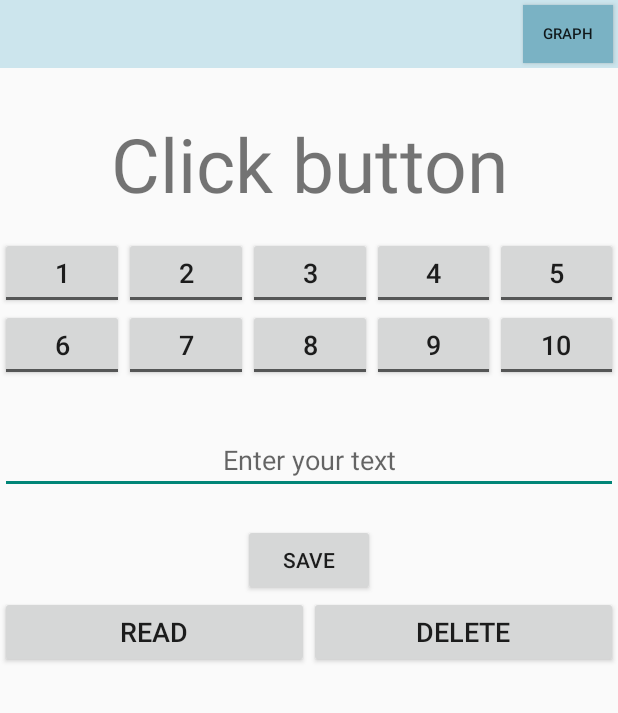
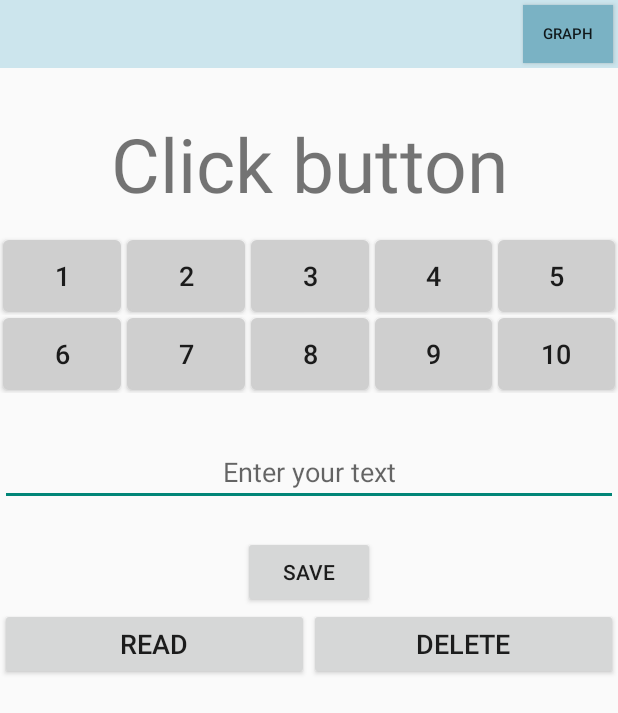
Before and after one commit to AlexandrMarikutsa/NewTestApp, an Android app: the screen it shows after launch (MainActivity), on a phone screen of 412 x 824 dp. Shown: the top 713 px of the screen. Run offline under Robolectric (Android 15) with nearby library versions, the phone set to English and light mode, and no system bars.

Commit message:
changed toggle buttons

```diff
--- a/app/src/main/java/com/demo/develop/newtestapp/MainActivity.java
+++ b/app/src/main/java/com/demo/develop/newtestapp/MainActivity.java
@@ -2,6 +2,7 @@ package com.demo.develop.newtestapp;
 
 import android.app.Activity;
 import android.content.Intent;
+import android.graphics.Color;
 import android.os.Bundle;
 import android.view.View;
 import android.widget.Button;
@@ -60,7 +61,7 @@ public class MainActivity extends Activity implements View.OnClickListener {
     private void initViews(){
         graph = (Button)findViewById(R.id.graph);
         for (int id : buttonIds) {
-            ToggleButton button = (ToggleButton) findViewById(id);
+            final ToggleButton button = (ToggleButton) findViewById(id);
             button.setOnCheckedChangeListener(new CompoundButton.OnCheckedChangeListener() {
                 @Override
                 public void onCheckedChanged(CompoundButton buttonView, boolean isChecked) {
--- /dev/null
+++ b/app/src/main/res/drawable/my_button.xml
@@ -0,0 +1,17 @@
+<?xml version="1.0" encoding="utf-8"?>
+<selector xmlns:android="http://schemas.android.com/apk/res/android">
+        <item android:state_checked="true" >
+            <shape android:shape="rectangle"  >
+                <corners android:radius="3dip" />
+                <stroke android:width="1dip" android:color="@color/buttons_background_on" />
+                <gradient android:angle="-90" android:startColor="@color/buttons_background_on" android:endColor="@color/buttons_background_on"  />
+            </shape>
+        </item>
+        <item android:state_checked="false" >
+            <shape android:shape="rectangle"  >
+                <corners android:radius="3dip" />
+                <stroke android:width="1dip" android:color="@color/buttons_background_off" />
+                <gradient android:angle="-90" android:startColor="@color/buttons_background_off" android:endColor="@color/buttons_background_off"  />
+            </shape>
+        </item>
+</selector>
--- a/app/src/main/res/layout/activity_main.xml
+++ b/app/src/main/res/layout/activity_main.xml
@@ -54,48 +54,58 @@
             android:id="@+id/first_row_buttons">
             <ToggleButton
                 android:id="@+id/btn1"
+                android:background="@drawable/my_button"
                 android:layout_height="wrap_content"
                 android:layout_width="match_parent"
                 android:layout_weight="1"
                 android:textOn="@string/button_1_text"
                 android:textOff="@string/button_1_text"
+                android:layout_margin="@dimen/central_button_layout_margin"
                 android:textSize="@dimen/central_buttons_text_size">
             </ToggleButton>
             <ToggleButton
                 android:id="@+id/btn2"
+                android:background="@drawable/my_button"
                 android:layout_height="wrap_content"
                 android:layout_width="match_parent"
                 android:layout_weight="1"
                 android:textOn="@string/button_2_text"
                 android:textOff="@string/button_2_text"
+                android:layout_margin="@dimen/central_button_layout_margin"
                 android:textSize="@dimen/central_buttons_text_size">
             </ToggleButton>
             <ToggleButton
                 android:id="@+id/btn3"
+                android:background="@drawable/my_button"
                 android:layout_height="wrap_content"
                 android:layout_width="match_parent"
                 android:layout_weight="1"
                 android:textOn="@string/button_3_text"
                 android:textOff="@string/button_3_text"
+                android:layout_margin="@dimen/central_button_layout_margin"
                 android:textSize="@dimen/central_buttons_text_size">
             </ToggleButton>
             <ToggleButton
                 android:id="@+id/btn4"
+                android:background="@drawable/my_button"
                 android:layout_height="wrap_content"
                 android:layout_width="match_parent"
                 android:layout_weight="1"
                 android:textOn="@string/button_4_text"
                 android:textOff="@string/button_4_text"
+                android:layout_margin="@dimen/central_button_layout_margin"
                 android:textSize="@dimen/central_buttons_text_size">
             </ToggleButton>
             <ToggleButton
                 android:id="@+id/btn5"
+                android:background="@drawable/my_button"
                 android:layout_height="wrap_content"
                 android:layout_width="match_parent"
                 android:layout_weight="1"
                 android:textOn="@string/button_5_text"
                 android:textOff="@string/button_5_text"
-                android:textSize="@dimen/central_buttons_text_size">
+                android:textSize="@dimen/central_buttons_text_size"
+                android:layout_margin="@dimen/central_button_layout_margin">
             </ToggleButton>
         </LinearLayout>
         <LinearLayout
@@ -104,47 +114,57 @@
             android:id="@+id/second_row_buttons">
             <ToggleButton
                 android:id="@+id/btn6"
+                android:background="@drawable/my_button"
                 android:layout_height="wrap_content"
                 android:layout_width="match_parent"
                 android:layout_weight="1"
                 android:textOn="@string/button_6_text"
                 android:textOff="@string/button_6_text"
+                android:layout_margin="@dimen/central_button_layout_margin"
                 android:textSize="@dimen/central_buttons_text_size">
             </ToggleButton>
             <ToggleButton
+                android:background="@drawable/my_button"
                 android:id="@+id/btn7"
                 android:layout_height="wrap_content"
                 android:layout_width="match_parent"
                 android:layout_weight="1"
                 android:textOn="@string/button_7_text"
                 android:textOff="@string/button_7_text"
+                android:layout_margin="@dimen/central_button_layout_margin"
                 android:textSize="@dimen/central_buttons_text_size">
             </ToggleButton>
             <ToggleButton
                 android:id="@+id/btn8"
+                android:background="@drawable/my_button"
                 android:layout_height="wrap_content"
                 android:layout_width="match_parent"
                 android:layout_weight="1"
                 android:textOn="@string/button_8_text"
                 android:textOff="@string/button_8_text"
+                android:layout_margin="@dimen/central_button_layout_margin"
                 android:textSize="@dimen/central_buttons_text_size">
             </ToggleButton>
             <ToggleButton
                 android:id="@+id/btn9"
+                android:background="@drawable/my_button"
                 android:layout_height="wrap_content"
                 android:layout_width="match_parent"
                 android:layout_weight="1"
                 android:textOn="@string/button_9_text"
                 android:textOff="@string/button_9_text"
+                android:layout_margin="@dimen/central_button_layout_margin"
                 android:textSize="@dimen/central_buttons_text_size">
             </ToggleButton>
             <ToggleButton
                 android:id="@+id/btn10"
+                android:background="@drawable/my_button"
                 android:layout_height="wrap_content"
                 android:layout_width="match_parent"
                 android:layout_weight="1"
                 android:textOn="@string/button_10_text"
                 android:textOff="@string/button_10_text"
+                android:layout_margin="@dimen/central_button_layout_margin"
                 android:textSize="@dimen/central_buttons_text_size">
             </ToggleButton>
         </LinearLayout>
--- a/app/src/main/res/values/color.xml
+++ b/app/src/main/res/values/color.xml
@@ -3,4 +3,6 @@
     <color name="toolbar_background">#CCE5ED</color>
     <color name="toolbar_button_background">#7AB2C4</color>
     <color name="transparent_background">#314247</color>
+    <color name="buttons_background_off">#CFCFCF</color>
+    <color name="buttons_background_on">#B5B5B5</color>
 </resources>
--- a/app/src/main/res/values/dimens.xml
+++ b/app/src/main/res/values/dimens.xml
@@ -4,6 +4,7 @@
     <dimen name="activity_vertical_margin">16dp</dimen>
     <dimen name="toolbar_layout_height">45dp</dimen>
     <dimen name="toolbar_button_width">60dp</dimen>
+    <dimen name="central_button_layout_margin">2dp</dimen>
     <dimen name="toolbar_button_text_size">10sp</dimen>
     <dimen name="central_text_size">50sp</dimen>
     <dimen name="central_text_view_layout_margin_top">30dp</dimen>
```
